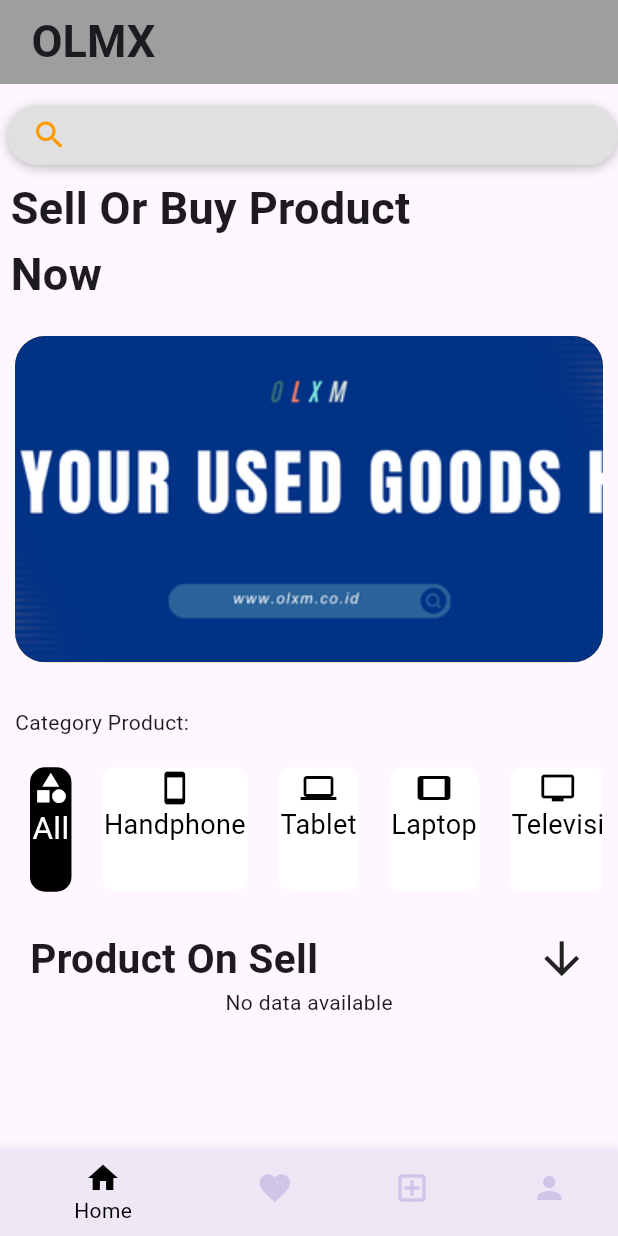
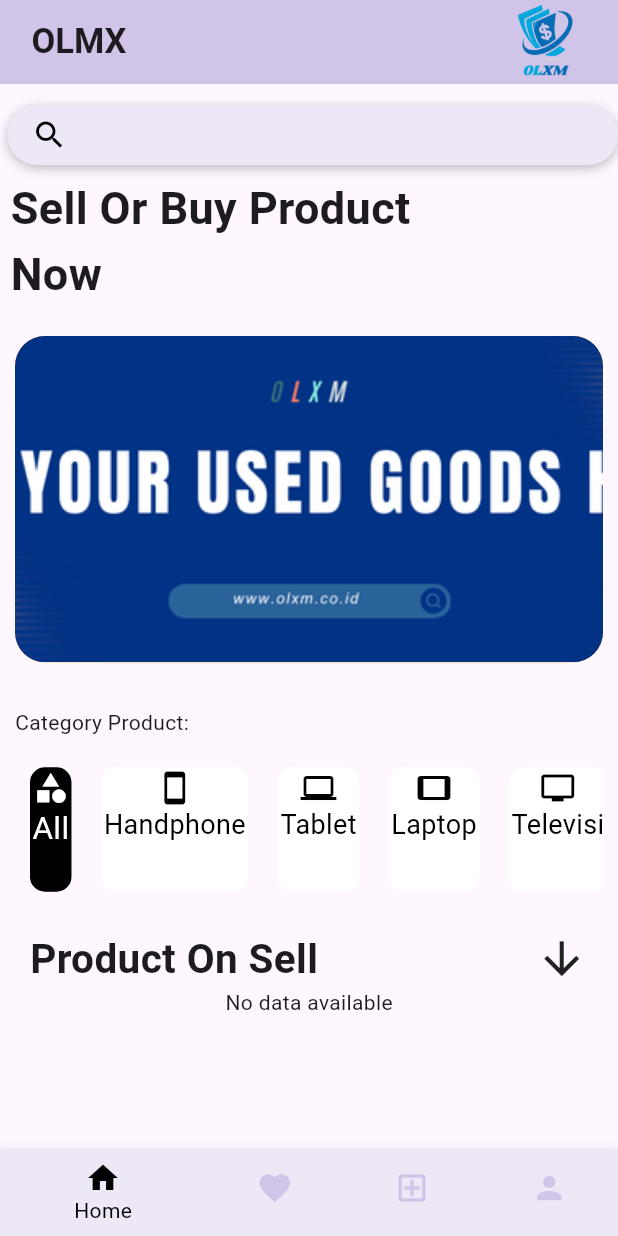
Before and after one commit to dewa0089/olxm_project, a Flutter app: the screen it shows once a user with an empty profile is signed in, on a phone screen of 412 x 824 dp. Run offline on Flutter 3.47's test engine with Material 3 defaults, Android fonts, the phone set to English and light mode, and no system bars; our stand-ins replace cached_network_image, cloud_firestore, firebase_auth, firebase_core, firebase_storage, geocoding and 4 more; missing offline and left inert: flutter_config; accounts and stored records are empty.

Commit message:
push akhir

```diff
--- a/lib/main.dart
+++ b/lib/main.dart
@@ -44,16 +44,12 @@
       darkTheme: ThemeData.dark(),
       themeMode: themeNotifier.currentTheme,
       home: StreamBuilder<User?>(
-        stream: FirebaseAuth.instance
-            .authStateChanges(), // Mendengarkan perubahan status otentikasi
+        stream: FirebaseAuth.instance.authStateChanges(),
         builder: (context, snapshot) {
           if (snapshot.connectionState == ConnectionState.waiting) {
-            return Center(
-                child:
-                    CircularProgressIndicator()); // Tampilkan loading indicator selama pengecekan status otentikasi
+            return Center(child: CircularProgressIndicator());
           } else {
             if (snapshot.hasData && snapshot.data != null) {
-              // Jika pengguna sudah login sebelumnya, ambil data dari Firestore dan arahkan ke layar utama aplikasi
               return FutureBuilder<DocumentSnapshot>(
                 future: FirebaseFirestore.instance
                     .collection('users')
@@ -61,20 +57,15 @@
                     .get(),
                 builder: (context, userSnapshot) {
                   if (userSnapshot.connectionState == ConnectionState.waiting) {
-                    return Center(
-                        child:
-                            CircularProgressIndicator()); // Tampilkan loading indicator selama pengambilan data pengguna
+                    return Center(child: CircularProgressIndicator());
                   } else if (userSnapshot.hasError) {
-                    return Center(
-                        child: Text(
-                            'Error: ${userSnapshot.error}')); // Tampilkan pesan kesalahan jika ada
+                    return Center(child: Text('Error: ${userSnapshot.error}'));
                   } else {
                     var userData =
                         userSnapshot.data?.data() as Map<String, dynamic>;
                     String name = userData['name'];
                     String email = snapshot.data!.email!;
-                    String password =
-                        'password'; // Anda mungkin ingin menyembunyikan atau mengelola ini secara berbeda
+                    String password = 'password';
                     DateTime dateOfBirth =
                         (userData['dateOfBirth'] as Timestamp).toDate();
 
@@ -88,7 +79,6 @@
                 },
               );
             } else {
-              // Jika pengguna belum login atau sudah keluar dari sesi, arahkan ke layar masuk
               return SignInScreen();
             }
           }
--- a/lib/screen/body_screen.dart
+++ b/lib/screen/body_screen.dart
@@ -253,7 +253,7 @@
               width: double.infinity,
               height: 40,
               decoration: BoxDecoration(
-                color: Colors.grey.shade300,
+                color: Colors.deepPurple[50],
                 borderRadius: BorderRadius.circular(30),
                 boxShadow: const [
                   BoxShadow(
@@ -269,7 +269,7 @@
                     padding: EdgeInsets.symmetric(horizontal: 16.0),
                     child: Icon(
                       Icons.search,
-                      color: Colors.orange,
+                      color: Colors.black,
                     ),
                   ),
                 ],
--- a/lib/screen/home_screen.dart
+++ b/lib/screen/home_screen.dart
@@ -14,12 +14,23 @@
     return Scaffold(
         appBar: AppBar(
           elevation: 0,
-          backgroundColor: Colors.grey,
-          title: const Padding(
-            padding: EdgeInsets.all(5),
-            child: Text(
-              "OLMX",
-              style: TextStyle(fontWeight: FontWeight.bold, fontSize: 30),
+          backgroundColor: Colors.deepPurple[100],
+          title: Padding(
+            padding: const EdgeInsets.all(5),
+            child: Row(
+              mainAxisAlignment: MainAxisAlignment.spaceBetween,
+              children: [
+                const Text(
+                  "OLMX",
+                  style: TextStyle(fontWeight: FontWeight.bold, fontSize: 23),
+                ),
+                Image.asset(
+                  "assets/image/logo.png",
+                  width: 55.0,
+                  height: 55.0,
+                  fit: BoxFit.fill,
+                ),
+              ],
             ),
           ),
         ),
--- a/lib/screen/sign_in_screen.dart
+++ b/lib/screen/sign_in_screen.dart
@@ -19,6 +19,7 @@
   @override
   Widget build(BuildContext context) {
     return MaterialApp(
+      debugShowCheckedModeBanner: false,
       home: Scaffold(
         body: SafeArea(
           child: SingleChildScrollView(
```
Also changed, not shown: lib/screen/favorite_screen.dart (+20 -1 lines), lib/screen/posting_screen.dart (+20 -1 lines), lib/screen/profile_screen.dart (+20 -1 lines), lib/screen/search_screen.dart (+20 -1 lines), assets/image/logo.png (added).
